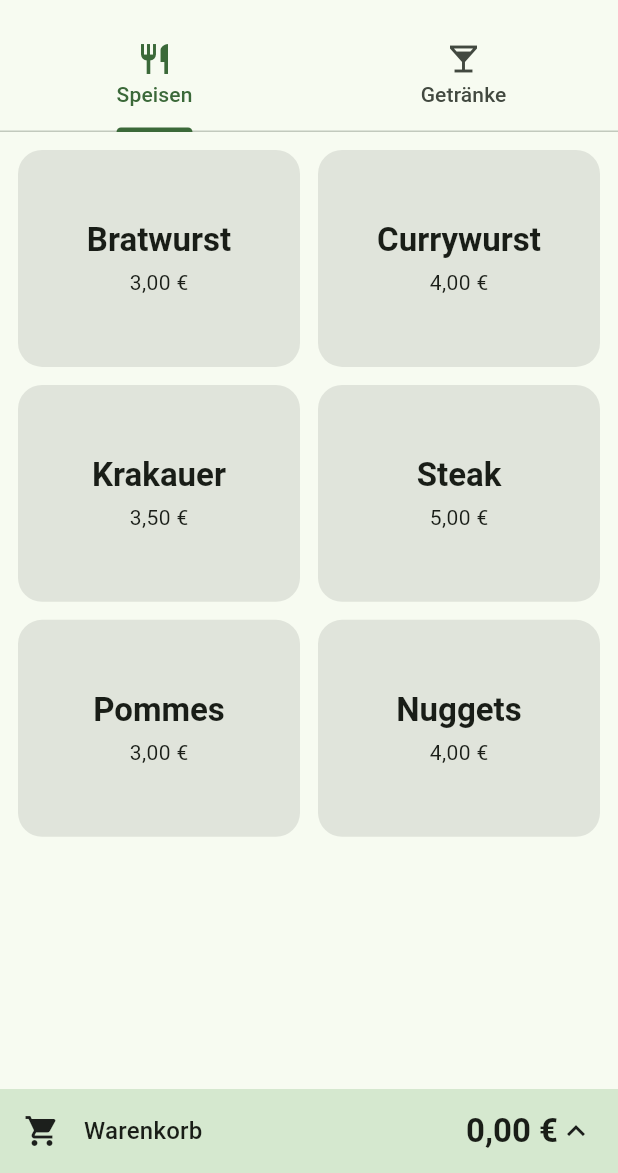
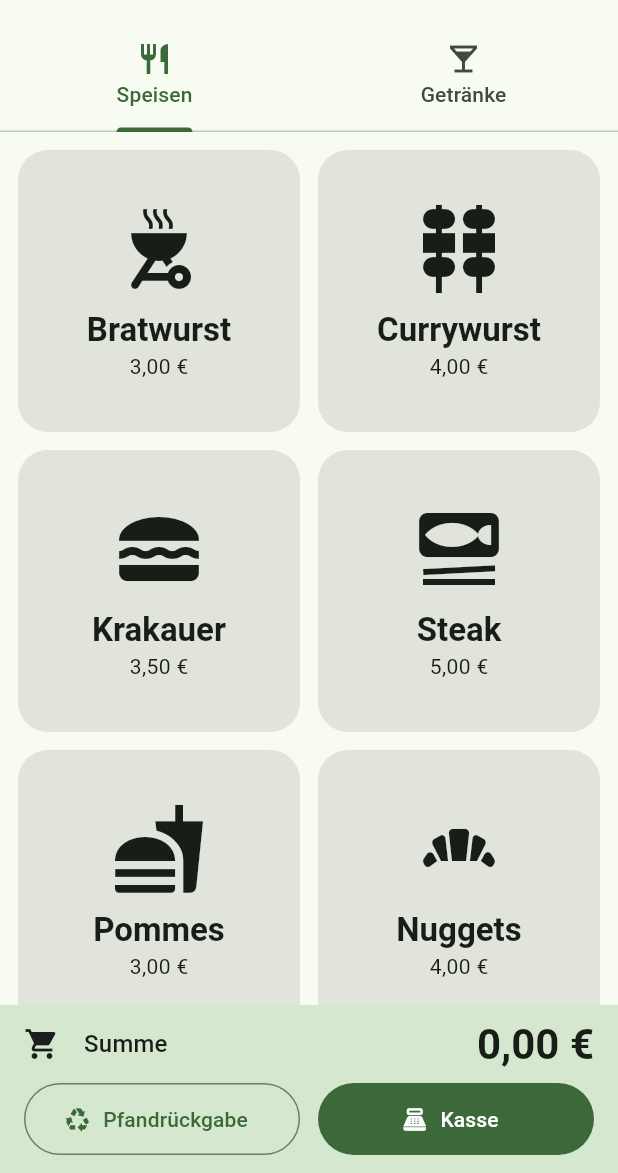
Before and after one commit to Ogie0/Easy-Price-Calculation, a Flutter app: the screen it shows after launch, on a phone screen of 412 x 824 dp, the part 63-1236 px from its top. Run offline on Flutter 3.47's test engine with Material 3 defaults, Android fonts, the phone set to English and light mode, and no system bars.

Commit message:
Add article tiles with icons, numpad checkout and change display (part 3)
Large icon tiles add articles to the cart. The cart shows every line
with single-item cancellation and a permanent deposit-return button.
A numpad with quick amounts enters the cash given; change (or amount
missing / deposit payout) is shown large and live. "Abschließen"
clears the cart for the next customer. Tablets show cart and numpad
side by side; phones open a checkout screen from the summary bar.

Co-Authored-By: Claude Opus 5.5 <noreply@anthropic.com>
Claude-Session: https://claude.ai/code/session_01NupdSHJUqBHfHitkyt8aD3

```diff
--- a/lib/main.dart
+++ b/lib/main.dart
@@ -3,22 +3,32 @@ import 'package:provider/provider.dart';
 
 import 'providers/cart_provider.dart';
 import 'providers/catalog_provider.dart';
+import 'providers/checkout_provider.dart';
 import 'screens/home_screen.dart';
 import 'widgets/orientation_lock.dart';
 
 void main() {
-  runApp(
-    MultiProvider(
+  runApp(const KassenRoot());
+}
+
+/// Stellt alle Provider bereit und startet die App.
+class KassenRoot extends StatelessWidget {
+  const KassenRoot({super.key});
+
+  @override
+  Widget build(BuildContext context) {
+    return MultiProvider(
       providers: [
         ChangeNotifierProvider(create: (_) => CatalogProvider()),
         ChangeNotifierProxyProvider<CatalogProvider, CartProvider>(
           create: (context) => CartProvider(context.read<CatalogProvider>()),
           update: (_, catalog, cart) => cart!..updateCatalog(catalog),
         ),
+        ChangeNotifierProvider(create: (_) => CheckoutProvider()),
       ],
       child: const KassenApp(),
-    ),
-  );
+    );
+  }
 }
 
 class KassenApp extends StatelessWidget {
--- a/lib/screens/home_screen.dart
+++ b/lib/screens/home_screen.dart
@@ -5,6 +5,7 @@ import '../providers/catalog_provider.dart';
 import '../utils/layout.dart';
 import '../widgets/article_grid.dart';
 import '../widgets/cart_panel.dart';
+import '../widgets/checkout_panel.dart';
 import 'settings_screen.dart';
 
 class HomeScreen extends StatelessWidget {
@@ -46,9 +47,11 @@ class HomeScreen extends StatelessWidget {
         body: tablet
             ? Row(
                 children: [
-                  Expanded(child: tabView),
+                  Expanded(flex: 5, child: tabView),
                   const VerticalDivider(width: 1),
-                  const SizedBox(width: 380, child: SafeArea(left: false, child: CartPanel())),
+                  const Expanded(flex: 3, child: CartPanel()),
+                  const VerticalDivider(width: 1),
+                  const Expanded(flex: 3, child: SafeArea(left: false, child: CheckoutPanel())),
                 ],
               )
             : tabView,
--- a/lib/widgets/article_grid.dart
+++ b/lib/widgets/article_grid.dart
@@ -4,6 +4,7 @@ import 'package:provider/provider.dart';
 import '../models/article.dart';
 import '../providers/cart_provider.dart';
 import '../utils/money.dart';
+import 'article_icons.dart';
 
 /// Kachelraster der Artikel einer Kategorie. Tippen legt den Artikel in den
 /// Warenkorb, langes Drücken storniert die letzte Einheit.
@@ -20,7 +21,7 @@ class ArticleGrid extends StatelessWidget {
         maxCrossAxisExtent: 220,
         mainAxisSpacing: 12,
         crossAxisSpacing: 12,
-        childAspectRatio: 1.3,
+        childAspectRatio: 1,
       ),
       itemCount: articles.length,
       itemBuilder: (context, index) => ArticleTile(article: articles[index]),
@@ -53,7 +54,7 @@ class ArticleTile extends StatelessWidget {
             ),
             for (final v in article.variants)
               ListTile(
-                leading: const Icon(Icons.local_drink),
+                leading: Icon(iconFor(article)),
                 title: Text(v),
                 onTap: () => Navigator.pop(context, v),
               ),
@@ -67,45 +68,56 @@ class ArticleTile extends StatelessWidget {
   @override
   Widget build(BuildContext context) {
     final count = context.select<CartProvider, int>((c) => c.countOf(article.id));
-    final scheme = Theme.of(context).colorScheme;
+    final theme = Theme.of(context);
+    final scheme = theme.colorScheme;
+    final selected = count > 0;
+    final foreground = selected ? scheme.onPrimaryContainer : scheme.onSurface;
 
     return Material(
-      color: count > 0 ? scheme.primaryContainer : scheme.surfaceContainerHighest,
-      borderRadius: BorderRadius.circular(16),
+      color: selected ? scheme.primaryContainer : scheme.surfaceContainerHighest,
+      borderRadius: BorderRadius.circular(20),
       child: InkWell(
-        borderRadius: BorderRadius.circular(16),
+        borderRadius: BorderRadius.circular(20),
         onTap: () => _add(context),
-        onLongPress: count > 0 ? () => context.read<CartProvider>().removeLastOf(article.id) : null,
+        onLongPress: selected ? () => context.read<CartProvider>().removeLastOf(article.id) : null,
         child: Stack(
           children: [
-            Center(
+            Positioned.fill(
               child: Padding(
                 padding: const EdgeInsets.all(8),
                 child: Column(
-                  mainAxisSize: MainAxisSize.min,
+                  mainAxisAlignment: MainAxisAlignment.center,
                   children: [
+                    Flexible(
+                      child: FittedBox(
+                        child: Icon(iconFor(article), size: 64, color: foreground),
+                      ),
+                    ),
+                    const SizedBox(height: 8),
                     Text(
                       article.name,
                       textAlign: TextAlign.center,
-                      style: Theme.of(context)
-                          .textTheme
-                          .titleLarge
-                          ?.copyWith(fontWeight: FontWeight.bold),
+                      maxLines: 1,
+                      overflow: TextOverflow.ellipsis,
+                      style: theme.textTheme.titleLarge
+                          ?.copyWith(fontWeight: FontWeight.bold, color: foreground),
                     ),
-                    const SizedBox(height: 4),
-                    Text(formatCents(article.priceCents)),
-                    if (article.hasDeposit)
-                      Text('+ Pfand', style: Theme.of(context).textTheme.bodySmall),
+                    Text(
+                      article.hasDeposit
+                          ? '${formatCents(article.priceCents)} + Pfand'
+                          : formatCents(article.priceCents),
+                      style: theme.textTheme.bodyMedium?.copyWith(color: foreground),
+                    ),
                   ],
                 ),
               ),
             ),
-            if (count > 0)
+            if (selected)
               Positioned(
                 top: 8,
                 right: 8,
                 child: CircleAvatar(
-                  radius: 14,
+                  radius: 16,
                   backgroundColor: scheme.primary,
                   child: Text(
                     '$count',
--- a/lib/widgets/cart_panel.dart
+++ b/lib/widgets/cart_panel.dart
@@ -3,6 +3,7 @@ import 'package:provider/provider.dart';
 
 import '../models/cart_item.dart';
 import '../providers/cart_provider.dart';
+import '../screens/checkout_screen.dart';
 import '../utils/money.dart';
 
 /// Warenkorb mit Positionsliste, Pfandrückgabe und Gesamtsumme.
@@ -18,7 +19,7 @@ class CartPanel extends StatelessWidget {
       crossAxisAlignment: CrossAxisAlignment.stretch,
       children: [
         Padding(
-          padding: const EdgeInsets.fromLTRB(16, 12, 8, 4),
+          padding: const EdgeInsets.fromLTRB(16, 8, 8, 0),
           child: Row(
             children: [
               Expanded(child: Text('Warenkorb', style: theme.textTheme.titleLarge)),
@@ -44,23 +45,26 @@ class CartPanel extends StatelessWidget {
         ),
         const Divider(height: 1),
         Padding(
-          padding: const EdgeInsets.all(12),
+          padding: const EdgeInsets.fromLTRB(12, 8, 12, 8),
           child: Column(
             crossAxisAlignment: CrossAxisAlignment.stretch,
             children: [
-              OutlinedButton.icon(
-                icon: const Icon(Icons.undo),
-                label: const Text('Pfandrückgabe'),
-                onPressed: cart.addDepositReturn,
-              ),
-              const SizedBox(height: 12),
+              const DepositReturnButton(),
+              const SizedBox(height: 8),
               Row(
                 children: [
                   Text('Summe', style: theme.textTheme.titleLarge),
-                  const Spacer(),
-                  Text(
+                  const SizedBox(width: 12),
+                  Expanded(
+                    child: FittedBox(
+                      alignment: Alignment.centerRight,
+                      fit: BoxFit.scaleDown,
+                      child: Text(
                         formatCents(cart.totalCents),
-                    style: theme.textTheme.headlineSmall?.copyWith(fontWeight: FontWeight.bold),
+                        key: const ValueKey('cart-total'),
+                        style: theme.textTheme.headlineMedium?.copyWith(fontWeight: FontWeight.bold),
+                      ),
+                    ),
                   ),
                 ],
               ),
@@ -68,6 +72,20 @@ class CartPanel extends StatelessWidget {
           ),
         ),
       ],
+    );
+  }
+}
+
+class DepositReturnButton extends StatelessWidget {
+  const DepositReturnButton({super.key});
+
+  @override
+  Widget build(BuildContext context) {
+    return OutlinedButton.icon(
+      style: OutlinedButton.styleFrom(minimumSize: const Size(0, 48)),
+      icon: const Icon(Icons.recycling),
+      label: const Text('Pfandrückgabe'),
+      onPressed: context.read<CartProvider>().addDepositReturn,
     );
   }
 }
@@ -103,21 +121,9 @@ class _CartItemTile extends StatelessWidget {
   }
 }
 
-/// Kompakte Leiste für Smartphones: Summe und Zugriff auf den Warenkorb.
+/// Leiste für Smartphones: Live-Summe, Pfandrückgabe und Weg zur Kasse.
 class CartSummaryBar extends StatelessWidget {
   const CartSummaryBar({super.key});
-
-  void _openCart(BuildContext context) {
-    showModalBottomSheet<void>(
-      context: context,
-      isScrollControlled: true,
-      showDragHandle: true,
-      builder: (context) => SizedBox(
-        height: MediaQuery.sizeOf(context).height * 0.8,
-        child: const SafeArea(child: CartPanel()),
-      ),
-    );
-  }
 
   @override
   Widget build(BuildContext context) {
@@ -129,11 +135,12 @@ class CartSummaryBar extends StatelessWidget {
       color: theme.colorScheme.secondaryContainer,
       child: SafeArea(
         top: false,
-        child: InkWell(
-          onTap: () => _openCart(context),
         child: Padding(
-            padding: const EdgeInsets.symmetric(horizontal: 16, vertical: 14),
-            child: Row(
+          padding: const EdgeInsets.fromLTRB(16, 8, 16, 12),
+          child: Column(
+            mainAxisSize: MainAxisSize.min,
+            children: [
+              Row(
                 children: [
                   Badge(
                     isLabelVisible: count > 0,
@@ -141,15 +148,39 @@ class CartSummaryBar extends StatelessWidget {
                     child: const Icon(Icons.shopping_cart),
                   ),
                   const SizedBox(width: 16),
-                Text('Warenkorb', style: theme.textTheme.titleMedium),
-                const Spacer(),
-                Text(
+                  Text('Summe', style: theme.textTheme.titleMedium),
+                  const SizedBox(width: 12),
+                  Expanded(
+                    child: FittedBox(
+                      alignment: Alignment.centerRight,
+                      fit: BoxFit.scaleDown,
+                      child: Text(
                         formatCents(cart.totalCents),
-                  style: theme.textTheme.titleLarge?.copyWith(fontWeight: FontWeight.bold),
+                        key: const ValueKey('cart-total'),
+                        style: theme.textTheme.headlineMedium?.copyWith(fontWeight: FontWeight.bold),
                       ),
-                const Icon(Icons.expand_less),
+                    ),
+                  ),
                 ],
               ),
+              const SizedBox(height: 8),
+              Row(
+                children: [
+                  const Expanded(child: DepositReturnButton()),
+                  const SizedBox(width: 12),
+                  Expanded(
+                    child: FilledButton.icon(
+                      style: FilledButton.styleFrom(minimumSize: const Size(0, 48)),
+                      icon: const Icon(Icons.point_of_sale),
+                      label: const Text('Kasse'),
+                      onPressed: () => Navigator.of(context).push(
+                        MaterialPageRoute<void>(builder: (_) => const CheckoutScreen()),
+                      ),
+                    ),
+                  ),
+                ],
+              ),
+            ],
           ),
         ),
       ),
```
Also changed, not shown: lib/providers/checkout_provider.dart (added, +81 -0 lines), lib/screens/checkout_screen.dart (added, +28 -0 lines), lib/widgets/article_icons.dart (added, +21 -0 lines), lib/widgets/checkout_panel.dart (added, +223 -0 lines), 2 other files. Lines whose indentation alone changed are shown as unchanged.
